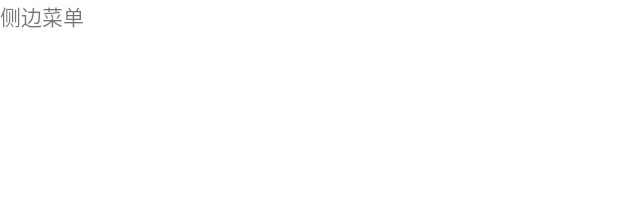
After one commit to zhaohongbogit/english, an Android app: the layout bottom_navigation_layout.xml on its own in the app's theme, with its tools: preview values and no code run, on a phone screen of 412 x 824 dp. The commit adds this screen. Shown: the top 197 px of the screen. Run offline under Robolectric (Android 15) with nearby library versions, the phone set to English and light mode, and no system bars.

Commit message:
侧边菜单添加

```diff
--- a/app/src/main/java/tk/hb/english/FirstFragment.kt
+++ b/app/src/main/java/tk/hb/english/FirstFragment.kt
@@ -51,6 +51,9 @@ class FirstFragment : Fragment() {
             }
             true
         }
+        bottomAppBar.setNavigationOnClickListener {
+            //TODO 侧边栏
+        }
         fabNext.setOnClickListener { viewModel.goNext() }
         fabPre.setOnClickListener { viewModel.goBack() }
     }
--- /dev/null
+++ b/app/src/main/res/layout/bottom_navigation_layout.xml
@@ -0,0 +1,15 @@
+<?xml version="1.0" encoding="utf-8"?>
+<androidx.constraintlayout.widget.ConstraintLayout
+    xmlns:android="http://schemas.android.com/apk/res/android"
+    xmlns:app="http://schemas.android.com/apk/res-auto"
+    android:layout_width="match_parent"
+    android:layout_height="match_parent">
+
+    <TextView
+        android:id="@+id/textView6"
+        android:layout_width="wrap_content"
+        android:layout_height="wrap_content"
+        android:text="侧边菜单"
+        app:layout_constraintStart_toStartOf="parent"
+        app:layout_constraintTop_toTopOf="parent" />
+</androidx.constraintlayout.widget.ConstraintLayout>
```
